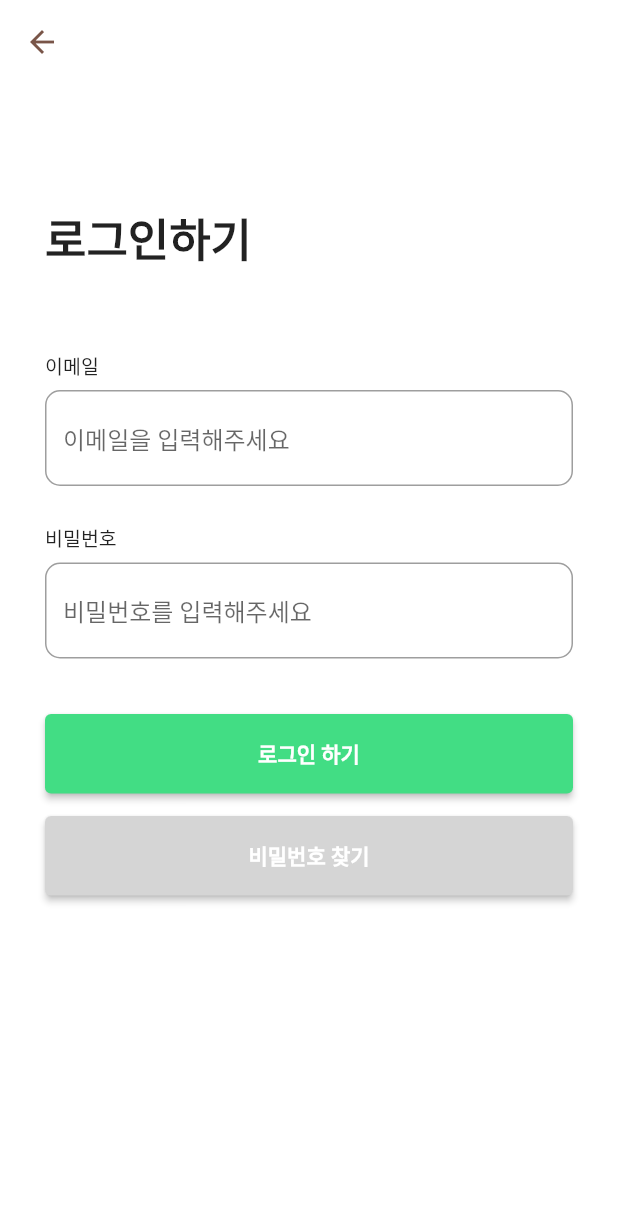
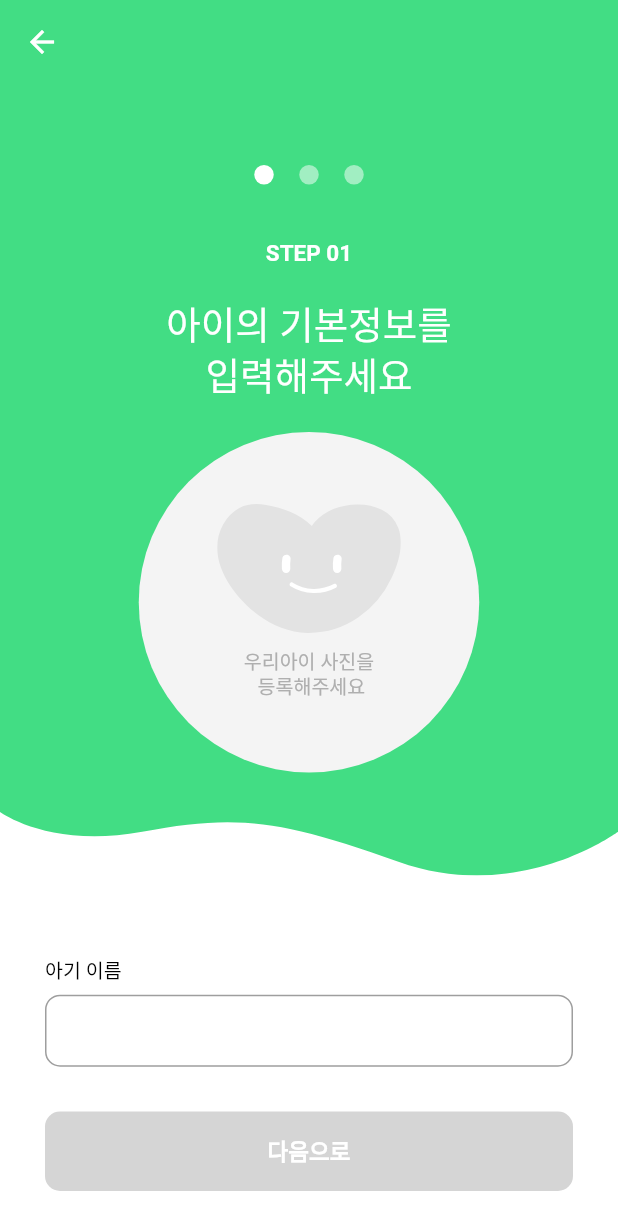
Before and after one commit to kwh8857/first, a Flutter app: the screen it shows after launch, after a tap on "로그인하기", on a phone screen of 412 x 824 dp. Shown: the top 1230 px of the screen. Run offline on Flutter 3.47's test engine with Material 2 defaults, Android fonts, the light colour scheme and no system bars; our stand-ins replace flutter_svg; missing offline and left inert: photo_manager; Roboto replaces fonts that are missing (Gmarket).

Commit message:
feat : 포토매니저 추가

```diff
--- a/lib/main.dart
+++ b/lib/main.dart
@@ -1,12 +1,23 @@
+import 'package:first/src/provider/count_provider.dart';
 import 'package:flutter/material.dart';
+import 'package:first/src/Step1.dart';
+import 'package:provider/provider.dart';
 
 void main() {
-  runApp(MaterialApp(
-    theme:
-        ThemeData(scaffoldBackgroundColor: Colors.white, fontFamily: 'Gmarket'),
-    title: 'Navigation Basics',
-    home: Test(),
-  ));
+  runApp(MultiProvider(
+      providers: [ChangeNotifierProvider(create: (_) => CounterProvider())],
+      child: MyApp()));
+}
+
+class MyApp extends StatelessWidget {
+  @override
+  Widget build(BuildContext context) {
+    return MaterialApp(
+        title: 'Navigation Basics',
+        home: Test(),
+        theme: ThemeData(
+            scaffoldBackgroundColor: Colors.white, fontFamily: 'Gmarket'));
+  }
 }
 
 class Login extends StatelessWidget {
@@ -130,9 +141,12 @@ class Login extends StatelessWidget {
 }
 
 class Test extends StatelessWidget {
+  CounterProvider _counterProvider = CounterProvider();
   @override
   Widget build(BuildContext context) {
+    _counterProvider = Provider.of<CounterProvider>(context);
     return Scaffold(
+      backgroundColor: Colors.white,
       body: Center(
         child: Column(
           mainAxisAlignment: MainAxisAlignment.start,
@@ -162,8 +176,10 @@ class Test extends StatelessWidget {
                   style: ElevatedButton.styleFrom(
                       primary: Color(0xff42dd84), minimumSize: Size(316, 53)),
                   onPressed: () {
+                    _counterProvider.add();
+                    print(_counterProvider.count);
                     Navigator.push(context,
-                        MaterialPageRoute(builder: (context) => Login()));
+                        MaterialPageRoute(builder: (context) => Step1()));
                   },
                   child: Text('로그인하기')),
             ),
@@ -175,6 +191,22 @@ class Test extends StatelessWidget {
                       MaterialPageRoute(builder: (context) => Login()));
                 },
                 child: Text('회원가입하기')),
+            // GestureDetector(
+            //   onTapDown: (value) {
+            //     print(value.localPosition.dx / 400 * 100);
+            //     print(600 * (value.localPosition.dx / 400 * 100) / 100);
+            //   },
+            //   child: Container(
+            //     width: 400,
+            //     height: 300,
+            //     decoration: BoxDecoration(
+            //         color: Colors.blueAccent,
+            //         image: DecorationImage(
+            //             image: NetworkImage(
+            //                 'https://i.pinimg.com/originals/f8/76/7e/f8767e419260278ceacdcf694a50271c.jpg'),
+            //             fit: BoxFit.cover)),
+            //   ),
+            // )
           ],
         ),
       ),
--- /dev/null
+++ b/lib/src/data/stepdata.dart
@@ -0,0 +1,6 @@
+class StepData {
+  String gender = '';
+  String name = '';
+  bool isPolicy = false;
+  int birth = 0;
+}
--- /dev/null
+++ b/lib/src/factory/photo.dart
@@ -0,0 +1,96 @@
+import 'dart:typed_data';
+
+import 'package:flutter/material.dart';
+import 'package:photo_manager/photo_manager.dart';
+
+class PhotoFactory extends StatefulWidget {
+  // PhotoFactory({Key key}) : super(key: key);
+
+  @override
+  _PhotoFactoryState createState() => _PhotoFactoryState();
+}
+
+class _PhotoFactoryState extends State<PhotoFactory> {
+  List<AssetEntity> _mediaList = [];
+
+  @override
+  void initState() {
+    _getimage();
+    super.initState();
+  }
+
+  _getimage() async {
+    List<AssetPathEntity> albums =
+        await PhotoManager.getAssetPathList(onlyAll: true);
+    List<AssetEntity> media = await albums[0].getAssetListPaged(0, 60);
+    setState(() {
+      _mediaList.addAll(media);
+    });
+  }
+
+  @override
+  Widget build(BuildContext context) {
+    return Container(
+      child: Scaffold(
+        appBar: AppBar(
+          backgroundColor: Colors.transparent,
+          elevation: 0.0,
+          leading: BackButton(
+            color: Colors.black,
+            onPressed: () {
+              Navigator.pop(context);
+            },
+          ),
+        ),
+        extendBodyBehindAppBar: true,
+        body: GridView.builder(
+            itemCount: _mediaList.length,
+            gridDelegate:
+                SliverGridDelegateWithFixedCrossAxisCount(crossAxisCount: 3),
+            itemBuilder: (BuildContext context, int index) {
+              return FutureBuilder(
+                  future: _mediaList[index].thumbDataWithSize(200, 200),
+                  builder: (BuildContext context, snapshot) {
+                    var pa = snapshot.data;
+                    var photoFile = _mediaList[index].file;
+                    if (snapshot.connectionState == ConnectionState.done) {
+                      return Card(preview: pa, photofile: photoFile);
+                    } else {
+                      return Text('dsdf');
+                    }
+                  });
+            }),
+      ),
+    );
+  }
+}
+
+class Card extends StatefulWidget {
+  final preview;
+  final photofile;
+  Card({this.preview, this.photofile}) : super(key: UniqueKey());
+
+  @override
+  _CardState createState() => _CardState();
+}
+
+class _CardState extends State<Card> {
+  @override
+  Widget build(BuildContext context) {
+    return InkWell(
+      onTap: () {
+        Navigator.pop(context, widget.photofile);
+      },
+      child: Stack(children: <Widget>[
+        Positioned.fill(
+          child:
+              // Text('${widget.preview}')
+              Image.memory(
+            widget.preview,
+            fit: BoxFit.cover,
+          ),
+        ),
+      ]),
+    );
+  }
+}
--- /dev/null
+++ b/lib/src/nextbtn.dart
@@ -0,0 +1,52 @@
+import 'package:flutter/material.dart';
+
+class Nextbtn extends StatefulWidget {
+  final isNext;
+  final pagecontrol;
+  final step;
+  final coprovider;
+  final stepdata;
+  Nextbtn(
+      {this.isNext,
+      this.pagecontrol,
+      this.step,
+      this.coprovider,
+      this.stepdata})
+      : super(key: UniqueKey());
+  @override
+  _NextbtnState createState() => _NextbtnState();
+}
+
+class _NextbtnState extends State<Nextbtn> {
+  @override
+  Widget build(BuildContext context) {
+    return InkWell(
+        onTap: () => {
+              print('버튼 ${widget.isNext}'),
+              if (widget.isNext)
+                {
+                  widget.coprovider.stepupdate(),
+                  widget.pagecontrol.nextPage(
+                      duration: Duration(milliseconds: 400),
+                      curve: Curves.easeOutBack),
+                }
+            },
+        child: Container(
+          padding: EdgeInsets.all(30),
+          child: Container(
+            height: 53,
+            alignment: Alignment.center,
+            decoration: BoxDecoration(
+                color: widget.isNext ? Color(0xff42dd84) : Color(0xffd5d5d5),
+                borderRadius: BorderRadius.circular(10)),
+            child: Text(
+              '다음으로',
+              style: TextStyle(
+                  fontSize: 15,
+                  color: Colors.white,
+                  fontWeight: FontWeight.bold),
+            ),
+          ),
+        ));
+  }
+}
--- /dev/null
+++ b/lib/src/provider/count_provider.dart
@@ -0,0 +1,15 @@
+import 'package:flutter/material.dart';
+
+class CounterProvider extends ChangeNotifier {
+  int count = 0;
+  int step = 1;
+  int get _step => step;
+  add() {
+    count++;
+  }
+
+  stepupdate() {
+    step++;
+    notifyListeners();
+  }
+}
--- /dev/null
+++ b/lib/src/step1.dart
@@ -0,0 +1,418 @@
+import 'dart:io';
+
+import 'package:first/src/data/stepdata.dart';
+import 'package:first/src/factory/photo.dart';
+import 'package:first/src/provider/count_provider.dart';
+import 'package:flutter/material.dart';
+import 'package:flutter/services.dart';
+import 'package:flutter_svg/flutter_svg.dart';
+import 'package:first/src/nextbtn.dart';
+import 'package:first/src/step2.dart';
+import 'package:photo_manager/photo_manager.dart';
+import 'package:provider/provider.dart';
+
+_Step1State wrapper = new _Step1State();
+
+class Step1 extends StatefulWidget {
+  @override
+  _Step1State createState() => _Step1State();
+}
+
+class _Step1State extends State<Step1> {
+  StepData? _stepData;
+  String gender = '';
+  bool isPolicy = false;
+  bool isNext = false;
+  String name = '';
+  dynamic profileimage;
+  int birth = 0;
+  PageController _pageController = new PageController();
+
+  @override
+  void initState() {
+    _stepData = new StepData();
+    super.initState();
+  }
+
+  @override
+  void dispose() {
+    _pageController.dispose();
+    super.dispose();
+  }
+
+  _navigateAndDisplaySelection(BuildContext context) async {
+    final result = await Navigator.push(
+      context,
+      MaterialPageRoute(builder: (context) => PhotoFactory()),
+    );
+    setState(() {
+      profileimage = result;
+    });
+  }
+
+  bool checkAll() =>
+      (isPolicy && birth > 0 && gender.isNotEmpty && name.isNotEmpty);
+  @override
+  Widget build(BuildContext context) {
+    CounterProvider counterProvider = CounterProvider();
+    counterProvider = Provider.of<CounterProvider>(context);
+
+    return Scaffold(
+      appBar: AppBar(
+        backgroundColor: Colors.transparent,
+        elevation: 0.0,
+        leading: BackButton(
+          color: Colors.white,
+          onPressed: () {
+            Navigator.pop(context);
+          },
+        ),
+      ),
+      extendBodyBehindAppBar: true,
+      bottomNavigationBar: Nextbtn(
+          isNext: isNext,
+          pagecontrol: _pageController,
+          coprovider: counterProvider,
+          stepdata: _stepData),
+      body: PageView(
+        controller: _pageController,
+        physics: new NeverScrollableScrollPhysics(),
+        onPageChanged: (e) => {},
+        children: [
+          SingleChildScrollView(
+              child: Column(
+            children: [
+              Stack(
+                alignment: Alignment.center,
+                children: [
+                  SvgPicture.asset(
+                    'assets/green_back.svg',
+                    width: MediaQuery.of(context).size.width,
+                  ),
+                  Positioned(
+                      top: 110,
+                      child: Column(
+                        children: [
+                          Row(
+                            children: [
+                              Container(
+                                width: 13,
+                                height: 13,
+                                decoration: BoxDecoration(
+                                    borderRadius: BorderRadius.circular(13),
+                                    color: Colors.white),
+                              ),
+                              SizedBox(
+                                width: 17,
+                              ),
+                              Container(
+                                width: 13,
+                                height: 13,
+                                decoration: BoxDecoration(
+                                  borderRadius: BorderRadius.circular(13),
+                                  color: Colors.white.withOpacity(0.5),
+                                ),
+                              ),
+                              SizedBox(
+                                width: 17,
+                              ),
+                              Container(
+                                width: 13,
+                                height: 13,
+                                decoration: BoxDecoration(
+                                    borderRadius: BorderRadius.circular(13),
+                                    color: Colors.white.withOpacity(0.5)),
+                              ),
+                            ],
+                          ),
+                          Container(
+                            margin: EdgeInsets.only(top: 37),
+                            child: Text(
+                              'STEP 01',
+                              style: TextStyle(
+                                  color: Colors.white,
+                                  fontWeight: FontWeight.bold,
+                                  fontSize: 15),
+                            ),
+                          ),
+                          Container(
+                            margin: EdgeInsets.only(top: 20),
+                            child: Text(
+                              '아이의 기본정보를\n입력해주세요',
+                              style: TextStyle(
+                                  fontSize: 25,
+                                  fontWeight: FontWeight.w500,
+                                  height: 1.4,
+                                  color: Colors.white),
+                              textAlign: TextAlign.center,
+                            ),
+                          ),
+                          InkWell(
+                              onTap: () {
+                                _navigateAndDisplaySelection(context);
+                              },
+                              child: profileimage != null
+                                  ? Container(
+                                      width: 227,
+                                      height: 227,
+                                      margin: EdgeInsets.only(top: 20),
+                                      decoration: BoxDecoration(
+                                        color: Color(0xfff4f4f4),
+                                        borderRadius:
+                                            BorderRadius.circular(227),
+                                        image: new DecorationImage(
+                                            image: FileImage(profileimage),
+                                            fit: BoxFit.cover),
+                                      ))
+                                  : Container(
+                                      width: 227,
+                                      height: 227,
+                                      margin: EdgeInsets.only(top: 20),
+                                      decoration: BoxDecoration(
+                                        borderRadius:
+                                            BorderRadius.circular(227),
+                                        color: Color(0xfff4f4f4),
+                                      ),
+                                      child: Column(
+                                        mainAxisAlignment:
+                                            MainAxisAlignment.center,
+                                        children: [
+                                          SvgPicture.asset('assets/heart.svg'),
+                                          SizedBox(
+                                            height: 11,
+                                          ),
+                                          Text(
+                                            '우리아이 사진을\n 등록해주세요',
+                                            style: TextStyle(
+                                                fontSize: 13,
+                                                fontWeight: FontWeight.w500,
+                                                color: Color(0xffafafaf),
+                                                height: 1.3),
+                                            textAlign: TextAlign.center,
+                                          )
+                                        ],
+                                      ),
+                                    ))
+                        ],
+                      )),
+                ],
+              ),
+              Container(
+                width: MediaQuery.of(context).size.width,
+                padding:
+                    EdgeInsets.only(top: 53.5, left: 30, right: 30, bottom: 24),
+                child: Column(
+                  crossAxisAlignment: CrossAxisAlignment.start,
+                  children: [
+                    Text(
+                      '아기 이름',
+                      style: TextStyle(
+                          fontSize: 13,
+                          fontWeight: FontWeight.w500,
+                          color: Colors.black),
+                    ),
+                    Container(
+                      margin: EdgeInsets.only(top: 7, bottom: 36),
+                      height: 48,
+                      child: TextField(
+                        onChanged: (String value) {
+                          setState(() => {name = value});
+                        },
+                        decoration: new InputDecoration(
+                          contentPadding: EdgeInsets.only(
+                              top: 0, bottom: 0, left: 16, right: 16),
+                          focusedBorder: OutlineInputBorder(
+                              borderSide: BorderSide(color: Color(0xff42dd84))),
+                          border: OutlineInputBorder(
+                              borderRadius:
+                                  BorderRadius.all(Radius.circular(10)),
+                              borderSide: BorderSide(color: Color(0xffd5d5d5))),
+                        ),
+                      ),
+                    ),
+                    Text(
+                      '생년월일',
+                      style: TextStyle(
+                          fontSize: 13,
+                          fontWeight: FontWeight.w500,
+                          color: Colors.black),
+                    ),
+                    Container(
+                      margin: EdgeInsets.only(top: 7, bottom: 36),
+                      height: 48,
+                      child: TextField(
+                        onChanged: (String value) {
+                          setState(() {
+                            birth = value.length > 0 ? int.parse(value) : 0;
+                          });
+                        },
+                        maxLength: 6,
+                        keyboardType:
+                            TextInputType.numberWithOptions(decimal: true),
+                        inputFormatters: [
+                          FilteringTextInputFormatter.allow(RegExp("[0-9]"))
+                        ],
+                        style: TextStyle(fontSize: 15),
+                        decoration: new InputDecoration(
+                            counterText: '',
+                            contentPadding: EdgeInsets.only(
+                                top: 0, bottom: 0, left: 16, right: 16),
+                            focusedBorder: OutlineInputBorder(
+                                borderSide:
+                                    BorderSide(color: Color(0xff42dd84))),
+                            border: OutlineInputBorder(
+                                borderRadius:
+                                    BorderRadius.all(Radius.circular(10)),
+                                borderSide:
+                                    BorderSide(color: Color(0xffd5d5d5))),
+                            hintText: 'YY-MM-DD'),
+                      ),
+                    ),
+                    Text(
+                      '성별',
+                      style: TextStyle(
+                          fontSize: 13,
+                          fontWeight: FontWeight.w500,
+                          color: Colors.black),
+                    ),
+                    SizedBox(
+                      height: 36,
+                    ),
+                    Row(
+                      mainAxisAlignment: MainAxisAlignment.spaceAround,
+                      children: [
+                        InkWell(
+                          onTap: () => {setState(() => gender = 'man')},
+                          child: Container(
+                              width: 146,
+                              height: 149,
+                              padding: EdgeInsets.only(top: 27.6),
+                              decoration: BoxDecoration(
+                                  borderRadius: BorderRadius.circular(10),
+                                  border: Border.all(
+                                      width: gender == 'man' ? 2 : 1,
+                                      color: gender == 'man'
+                                          ? Color(0xff42dd84)
+                                          : Colors.grey)),
+                              child: Column(
+                                children: [
+                                  SvgPicture.asset(gender == 'man'
+                                      ? 'assets/maleactive.svg'
+                                      : 'assets/male.svg'),
+                                  SizedBox(
+                                    height: 9,
+                                  ),
+                                  Text(
+                                    '남자아이',
+                                    style: TextStyle(
+                                        fontSize: 14,
+                                        fontWeight: FontWeight.w500,
+                                        color: gender == 'man'
+                                            ? Color(0xff42dd84)
+                                            : Colors.grey),
+                                  )
+                                ],
+                              )),
+                        ),
+                        InkWell(
+                          onTap: () => {
+                            setState(() => {gender = 'girl'})
+                          },
+                          child: Container(
+                              width: 146,
+                              height: 149,
+                              padding: EdgeInsets.only(top: 33.5),
+                              decoration: BoxDecoration(
+                                  borderRadius: BorderRadius.circular(10),
+                                  border: Border.all(
+                                      width: gender == 'girl' ? 2 : 1,
+                                      color: gender == 'girl'
+                                          ? Color(0xff42dd84)
+                                          : Colors.grey)),
+                              child: Column(
+                                children: [
+                                  SvgPicture.asset(gender == 'girl'
+                                      ? 'assets/femaleactive.svg'
+                                      : 'assets/female.svg'),
+                                  SizedBox(
+                                    height: 14.7,
+                                  ),
+                                  Text(
+                                    '여자아이',
+                                    style: TextStyle(
+                                        fontSize: 14,
+                                        fontWeight: FontWeight.w500,
+                                        color: gender == 'girl'
+                                            ? Color(0xff42dd84)
+                                            : Colors.grey),
+                                  )
+                                ],
+                              )),
+                        )
+                      ],
+                    ),
+                    SizedBox(
+                      height: 48,
+                    ),
+                    Text(
+                      '출산여부',
+                      style: TextStyle(
+                          fontSize: 13,
+                          fontWeight: FontWeight.w500,
+                          color: Colors.black),
+                    ),
+                    InkWell(
+                      onTap: () => {
+                        setState(() => {isPolicy = !isPolicy})
+                      },
+                      child: Container(
+                        padding: EdgeInsets.all(14),
+                        margin: EdgeInsets.only(top: 7),
+                        height: 48,
+                        decoration: BoxDecoration(
+                            borderRadius: BorderRadius.circular(10),
+                            border: Border.all(
+                                color:
+                                    isPolicy ? Color(0xff42dd84) : Colors.grey,
+                                width: isPolicy ? 2 : 1)),
+                        child: Row(
+                          children: [
+                            Stack(
+                              children: [
+                                Container(
+                                  margin: EdgeInsets.only(right: 8),
+                                  width: 21,
+                                  height: 21,
+                                  decoration: BoxDecoration(
+                                      shape: BoxShape.circle,
+                                      // borderRadius: BorderRadius.circular(21),
+                                      border: Border.all(
+                                          width: 1, color: Colors.grey)),
+                                ),
+                                isPolicy
+                                    ? SvgPicture.asset('assets/check.svg')
+                                    : Container()
+                              ],
+                            ),
+                            Text(
+                              '아직 출산 전입니다',
+                              style: TextStyle(
+                                  fontSize: 14,
+                                  fontWeight: FontWeight.w500,
+                                  color: Colors.black),
+                            )
+                          ],
+                        ),
+                      ),
+                    ),
+                  ],
+                ),
+              )
+            ],
+          )),
+          Step2()
+        ],
+      ),
+    );
+  }
+}
--- /dev/null
+++ b/lib/src/step2.dart
@@ -0,0 +1,15 @@
+import 'package:flutter/material.dart';
+
+class Step2 extends StatefulWidget {
+  @override
+  _Step2State createState() => _Step2State();
+}
+
+class _Step2State extends State<Step2> {
+  @override
+  Widget build(BuildContext context) {
+    return Container(
+      child: Text('테스트'),
+    );
+  }
+}
--- a/pubspec.yaml
+++ b/pubspec.yaml
@@ -26,8 +26,10 @@ dependencies:
 
   # The following adds the Cupertino Icons font to your application.
   # Use with the CupertinoIcons class for iOS style icons.
+  photo_manager: ^1.2.4
   cupertino_icons: ^1.0.2
-
+  flutter_svg: ^0.22.0
+  provider: ^5.0.0
 dev_dependencies:
   flutter_test:
     sdk: flutter
```
Also changed, not shown: assets/baby.png (added), assets/baby@2x.png (added), assets/baby@3x.png (added), assets/check.svg (added), assets/female.svg (added), assets/femaleactive.svg (added), assets/green_back.svg (added), assets/heart.svg (added), assets/male.svg (added), assets/maleactive.svg (added), flutter_01.png (added), flutter_02.png (added), pubspec.lock, 9 other files.
